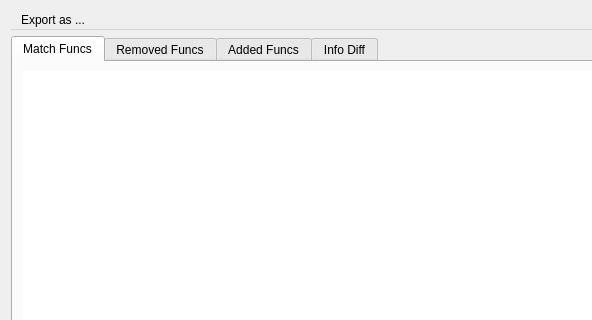
The window that src/tools/bindiff/DiffWindow.ui (NewtronReal/cutter) describes before a commit, drawn with Qt 5; both pictures show x 0 to 592 and y 0 to 320 of the 992 by 641 pixel window.
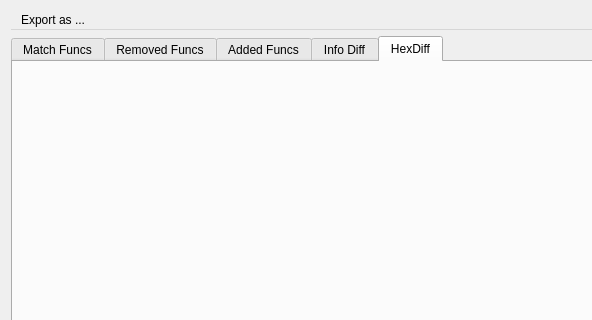
The same window after the commit. Custom widgets are drawn as their Qt base class.

```diff
--- a/src/tools/bindiff/DiffWindow.ui
+++ b/src/tools/bindiff/DiffWindow.ui
@@ -47,7 +47,7 @@
    <item>
     <widget class="QTabWidget" name="tabWidget">
      <property name="currentIndex">
-      <number>0</number>
+      <number>4</number>
      </property>
      <widget class="QWidget" name="tabMatchFunc">
       <property name="sizePolicy">
@@ -230,6 +230,16 @@
        </item>
       </layout>
      </widget>
+     <widget class="QWidget" name="tabHexDiff">
+      <attribute name="title">
+       <string>HexDiff</string>
+      </attribute>
+      <layout class="QVBoxLayout" name="verticalLayoutInfo">
+       <property name="sizeConstraint">
+        <enum>QLayout::SizeConstraint::SetNoConstraint</enum>
+       </property>
+      </layout>
+     </widget>
     </widget>
    </item>
    <item>
```
